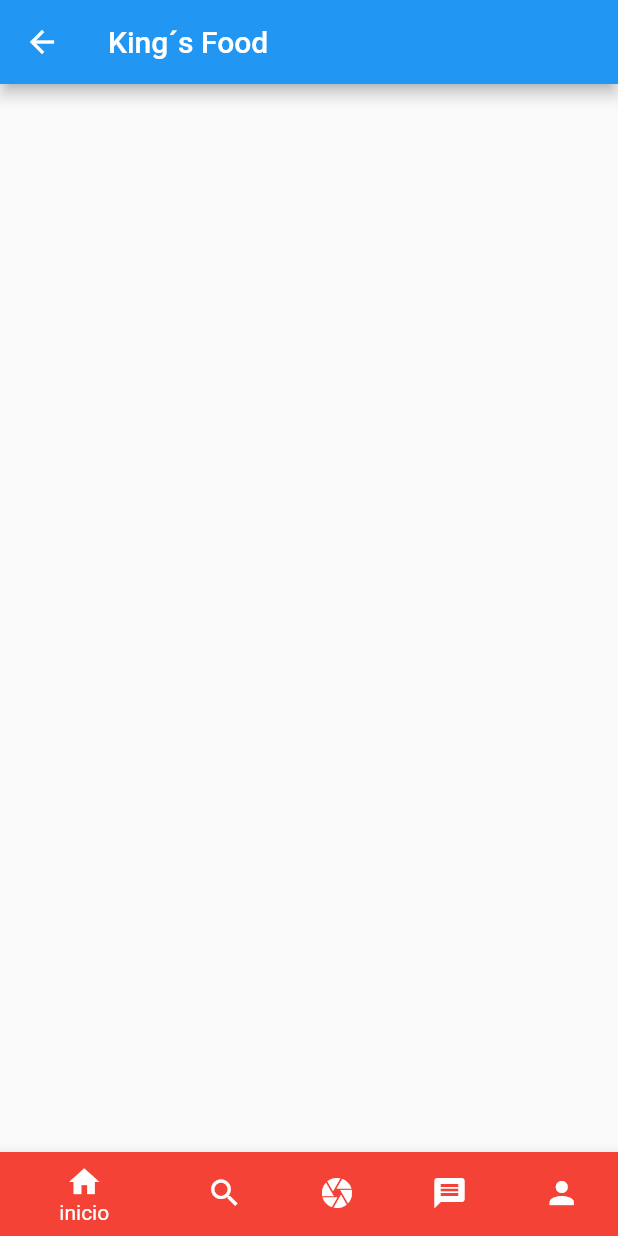
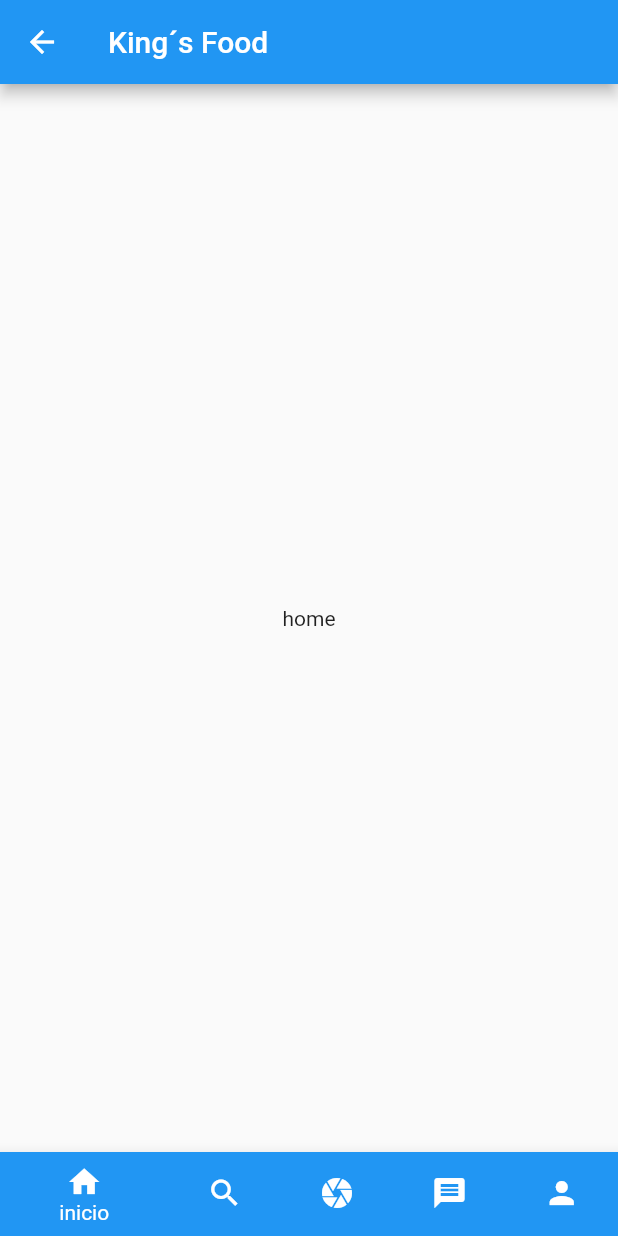
Before and after one commit to Gonza17/proyectoapp, a Flutter app: the Home screen opened by its route, on a phone screen of 412 x 824 dp. Run offline on Flutter 3.47's test engine with Material 2 defaults, Android fonts, the phone set to English and light mode, and no system bars.

Commit message:
Update home.dart

```diff
--- a/proyectoapp/lib/home.dart
+++ b/proyectoapp/lib/home.dart
@@ -6,18 +6,30 @@ class Home extends StatefulWidget {
 }
 
 class _HomeState extends State<Home> {
+  int _currentIndex = 0;
+
+  final tabs = [
+    Center(child: Text('home')),
+    Center(child: Text('buscar')),
+    Center(child: Text('new post')),
+    Center(child: Text('mensajes')),
+    Center(child: Text('perfil')),
+  ];
+
   @override
   Widget build(BuildContext context) {
     return Scaffold(
       appBar: AppBar(
         title: Text('King´s Food'),
       ),
-      body: Container(),
-      bottomNavigationBar: BottomNavigationBar(currentIndex: 0, items: [
+      body: tabs[_currentIndex],
+      bottomNavigationBar: BottomNavigationBar(
+        currentIndex: _currentIndex,
+        items: [
           BottomNavigationBarItem(
               icon: Icon(Icons.home),
               label: 'inicio',
-            backgroundColor: Colors.red),
+              backgroundColor: Colors.blue),
           BottomNavigationBarItem(
               icon: Icon(Icons.search),
               label: 'buscar',
@@ -25,16 +37,22 @@ class _HomeState extends State<Home> {
           BottomNavigationBarItem(
               icon: Icon(Icons.camera),
               label: 'nuevo post',
-            backgroundColor: Colors.red),
+              backgroundColor: Colors.orange),
           BottomNavigationBarItem(
               icon: Icon(Icons.message),
               label: 'Mensajes',
-            backgroundColor: Colors.red),
+              backgroundColor: Colors.yellow),
           BottomNavigationBarItem(
               icon: Icon(Icons.person),
               label: 'perfil',
-            backgroundColor: Colors.red),
-      ]),
+              backgroundColor: Colors.green),
+        ],
+        onTap: (index) {
+          setState(() {
+            _currentIndex = index;
+          });
+        },
+      ),
     );
   }
 }
```
Lines whose indentation alone changed are shown as unchanged.
